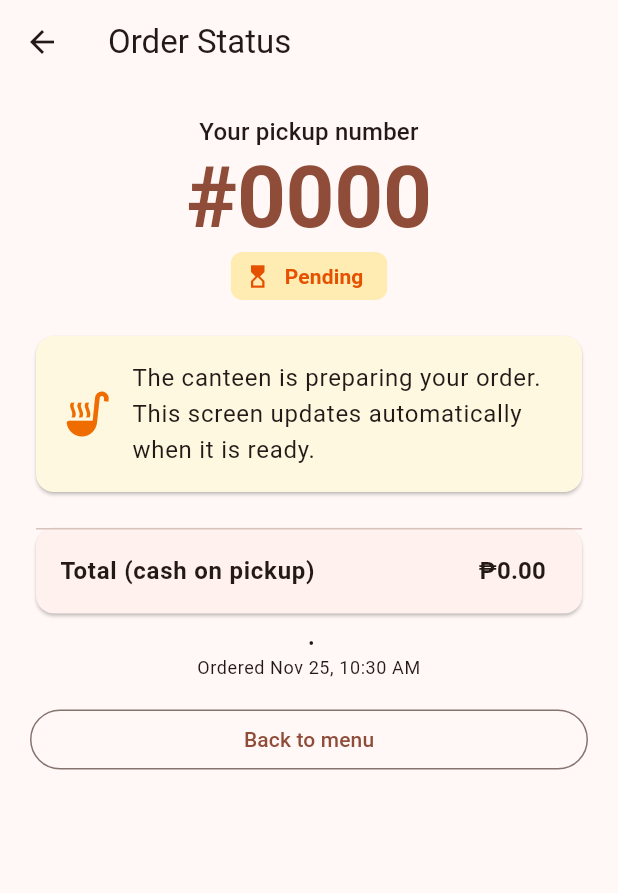
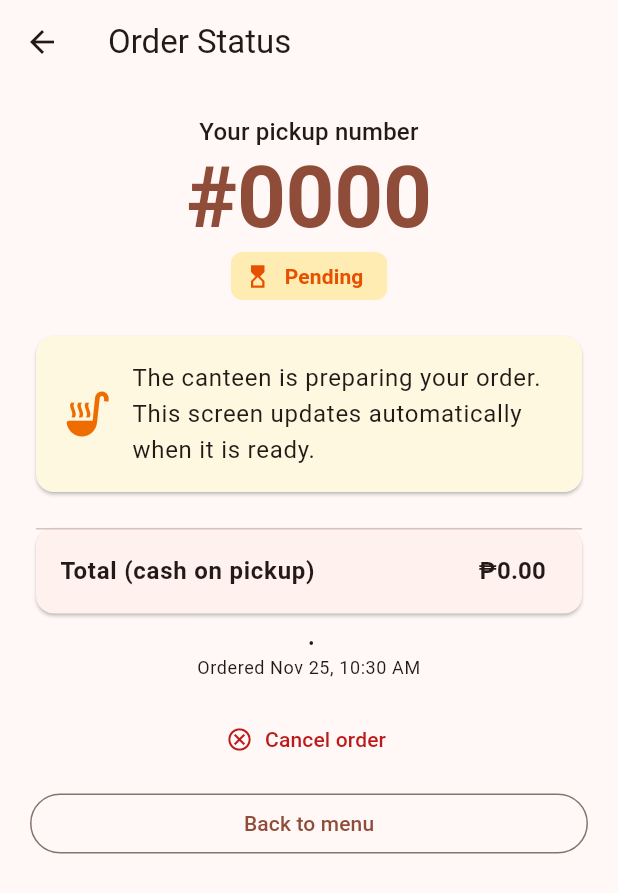
Before and after one commit to Rey-Galo/CSIT284-Capstone-Galo, a Flutter app: the OrderStatusScreen screen opened directly with empty values, on a phone screen of 412 x 824 dp. Shown: the top 893 px of the screen. Run offline on Flutter 3.47's test engine with Material 3 defaults, Android fonts, the phone set to English and light mode, and no system bars; our stand-ins replace cloud_firestore, firebase_core, shared_preferences; missing offline and left inert: device_frame, fake_cloud_firestore; accounts and stored records are empty.

Commit message:
Add Picked up and Cancel to the order lifecycle
Staff mark a Ready order as picked up, which takes it off the queue, and
students can cancel while it is still Pending. Status changes run in a
transaction that checks the current status, and the Firestore rules allow
only these transitions. Orders are never deleted, so My Orders keeps the
history.

```diff
--- a/capstone_galo/lib/models/canteen_order.dart
+++ b/capstone_galo/lib/models/canteen_order.dart
@@ -1,13 +1,27 @@
 import 'package:cloud_firestore/cloud_firestore.dart';
 
+/// Order lifecycle: pending → ready → pickedUp, or pending → cancelled.
+///
+/// [value] is the string stored in Firestore (snake_case, like
+/// `cash_on_pickup`), so always use it instead of `.name` when writing.
 enum OrderStatus {
-  pending,
-  ready;
+  pending('pending', 'Pending'),
+  ready('ready', 'Ready'),
+  pickedUp('picked_up', 'Picked up'),
+  cancelled('cancelled', 'Cancelled');
 
-  static OrderStatus fromName(String? name) =>
-      name == 'ready' ? OrderStatus.ready : OrderStatus.pending;
+  const OrderStatus(this.value, this.label);
 
-  String get label => this == OrderStatus.ready ? 'Ready' : 'Pending';
+  final String value;
+  final String label;
+
+  static OrderStatus fromName(String? name) => OrderStatus.values.firstWhere(
+    (s) => s.value == name,
+    orElse: () => OrderStatus.pending,
+  );
+
+  /// Still waiting to be collected (shown in the staff queue).
+  bool get isActive => this == pending || this == ready;
 }
 
 /// One line of an order. Name and price are copied from the menu at order
@@ -56,6 +70,7 @@ class CanteenOrder {
     this.paymentMethod = cashOnPickup,
     this.createdAt,
     this.readyAt,
+    this.closedAt,
   });
 
   static const cashOnPickup = 'cash_on_pickup';
@@ -73,6 +88,9 @@ class CanteenOrder {
   final DateTime? createdAt;
   final DateTime? readyAt;
 
+  /// When the order was picked up or cancelled.
+  final DateTime? closedAt;
+
   bool get isReady => status == OrderStatus.ready;
 
   factory CanteenOrder.fromMap(String id, Map<String, dynamic> map) =>
@@ -89,6 +107,7 @@ class CanteenOrder {
         paymentMethod: map['paymentMethod'] as String? ?? cashOnPickup,
         createdAt: (map['createdAt'] as Timestamp?)?.toDate(),
         readyAt: (map['readyAt'] as Timestamp?)?.toDate(),
+        closedAt: (map['closedAt'] as Timestamp?)?.toDate(),
       );
 
   /// Fields stored in Firestore, excluding the server-written timestamps.
@@ -98,7 +117,7 @@ class CanteenOrder {
     'studentName': studentName,
     'items': items.map((e) => e.toMap()).toList(),
     'total': total,
-    'status': status.name,
+    'status': status.value,
     'paymentMethod': paymentMethod,
   };
 }
--- a/capstone_galo/lib/screens/student/order_status_screen.dart
+++ b/capstone_galo/lib/screens/student/order_status_screen.dart
@@ -20,6 +20,40 @@ class _OrderStatusScreenState extends State<OrderStatusScreen> {
   late final Stream<CanteenOrder?> _order = context
       .read<OrderService>()
       .watchOrder(widget.orderId);
+
+  bool _cancelling = false;
+
+  Future<void> _cancel() async {
+    final messenger = ScaffoldMessenger.of(context);
+    final service = context.read<OrderService>();
+    final confirmed = await showDialog<bool>(
+      context: context,
+      builder: (context) => AlertDialog(
+        title: const Text('Cancel this order?'),
+        content: const Text('The canteen will stop preparing it.'),
+        actions: [
+          TextButton(
+            onPressed: () => Navigator.pop(context, false),
+            child: const Text('Keep order'),
+          ),
+          FilledButton(
+            onPressed: () => Navigator.pop(context, true),
+            child: const Text('Cancel order'),
+          ),
+        ],
+      ),
+    );
+    if (confirmed != true) return;
+    setState(() => _cancelling = true);
+    try {
+      await service.cancelOrder(widget.orderId);
+      messenger.showSnackBar(const SnackBar(content: Text('Order cancelled.')));
+    } catch (e) {
+      messenger.showSnackBar(SnackBar(content: Text('Could not cancel: $e')));
+    } finally {
+      if (mounted) setState(() => _cancelling = false);
+    }
+  }
 
   @override
   Widget build(BuildContext context) {
@@ -91,6 +125,17 @@ class _OrderStatusScreenState extends State<OrderStatusScreen> {
                 style: theme.textTheme.bodySmall,
               ),
               const SizedBox(height: 16),
+              if (order.status == OrderStatus.pending) ...[
+                TextButton.icon(
+                  onPressed: _cancelling ? null : _cancel,
+                  icon: const Icon(Icons.cancel_outlined),
+                  label: const Text('Cancel order'),
+                  style: TextButton.styleFrom(
+                    foregroundColor: theme.colorScheme.error,
+                  ),
+                ),
+                const SizedBox(height: 8),
+              ],
               OutlinedButton(
                 onPressed: () =>
                     Navigator.of(context).popUntil((r) => r.isFirst),
@@ -111,24 +156,43 @@ class _StatusBanner extends StatelessWidget {
 
   @override
   Widget build(BuildContext context) {
-    final ready = order.isReady;
+    final (icon, fg, bg, message) = switch (order.status) {
+      OrderStatus.pending => (
+        Icons.soup_kitchen,
+        Colors.orange.shade800,
+        Colors.amber.shade50,
+        'The canteen is preparing your order. This screen updates automatically when it is ready.',
+      ),
+      OrderStatus.ready => (
+        Icons.notifications_active,
+        Colors.green.shade800,
+        Colors.green.shade100,
+        'Your order is ready for pickup! Show your pickup number and pay ${formatPeso(order.total)} in cash at the counter.',
+      ),
+      OrderStatus.pickedUp => (
+        Icons.done_all,
+        Colors.blueGrey.shade700,
+        Colors.blueGrey.shade50,
+        'You picked up this order. Enjoy your meal!',
+      ),
+      OrderStatus.cancelled => (
+        Icons.cancel,
+        Colors.red.shade800,
+        Colors.red.shade50,
+        'This order was cancelled.',
+      ),
+    };
     return Card(
-      color: ready ? Colors.green.shade100 : Colors.amber.shade50,
+      color: bg,
       child: Padding(
         padding: const EdgeInsets.all(16),
         child: Row(
           children: [
-            Icon(
-              ready ? Icons.notifications_active : Icons.soup_kitchen,
-              size: 36,
-              color: ready ? Colors.green.shade800 : Colors.orange.shade800,
-            ),
+            Icon(icon, size: 36, color: fg),
             const SizedBox(width: 12),
             Expanded(
               child: Text(
-                ready
-                    ? 'Your order is ready for pickup! Show your pickup number and pay ${formatPeso(order.total)} in cash at the counter.'
-                    : 'The canteen is preparing your order. This screen updates automatically when it is ready.',
+                message,
                 style: Theme.of(context).textTheme.bodyLarge,
               ),
             ),
--- a/capstone_galo/lib/widgets/status_chip.dart
+++ b/capstone_galo/lib/widgets/status_chip.dart
@@ -9,17 +9,33 @@ class StatusChip extends StatelessWidget {
 
   @override
   Widget build(BuildContext context) {
-    final ready = status == OrderStatus.ready;
-    final fg = ready ? Colors.green.shade800 : Colors.orange.shade900;
+    final (icon, fg, bg) = switch (status) {
+      OrderStatus.pending => (
+        Icons.hourglass_top,
+        Colors.orange.shade900,
+        Colors.amber.shade100,
+      ),
+      OrderStatus.ready => (
+        Icons.check_circle,
+        Colors.green.shade800,
+        Colors.green.shade100,
+      ),
+      OrderStatus.pickedUp => (
+        Icons.done_all,
+        Colors.blueGrey.shade700,
+        Colors.blueGrey.shade50,
+      ),
+      OrderStatus.cancelled => (
+        Icons.cancel,
+        Colors.red.shade800,
+        Colors.red.shade50,
+      ),
+    };
     return Chip(
-      avatar: Icon(
-        ready ? Icons.check_circle : Icons.hourglass_top,
-        size: 18,
-        color: fg,
-      ),
+      avatar: Icon(icon, size: 18, color: fg),
       label: Text(status.label),
       labelStyle: TextStyle(color: fg, fontWeight: FontWeight.w600),
-      backgroundColor: ready ? Colors.green.shade100 : Colors.amber.shade100,
+      backgroundColor: bg,
       side: BorderSide.none,
       visualDensity: VisualDensity.compact,
     );
```
Also changed, not shown: capstone_galo/lib/screens/staff/staff_orders_screen.dart (+26 -5 lines), capstone_galo/lib/services/order_service.dart (+43 -4 lines), 2 other files.
